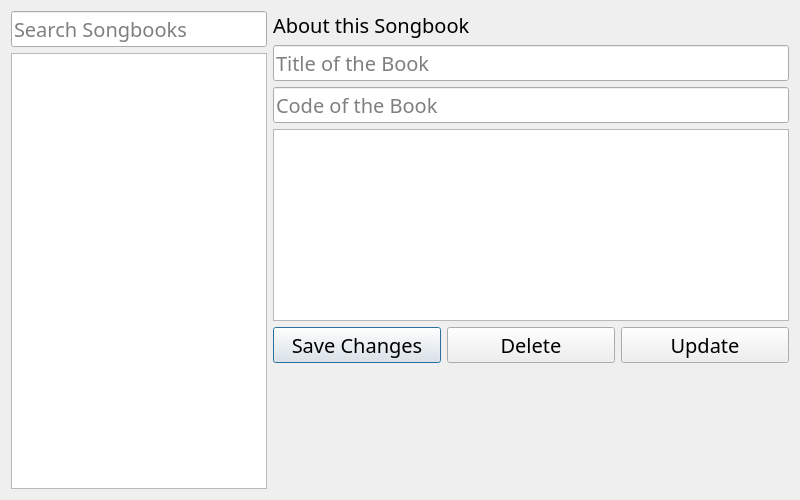
This is src/vSongBooks.ui in AppSmata/vSongBook4pc as Qt 5 draws it before an edit. The edited form follows.
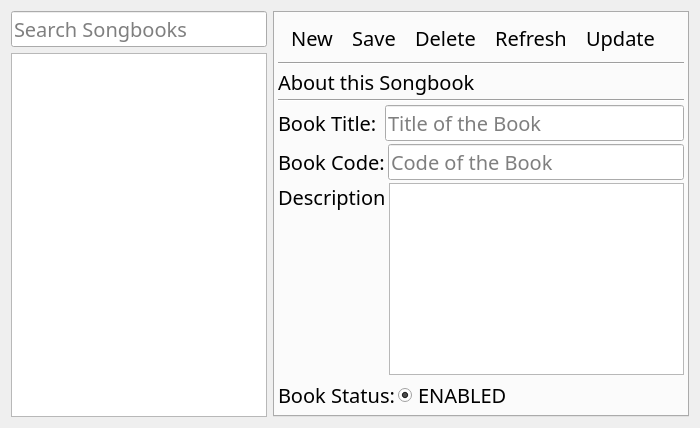
This is the edited form. Icons and pictures are not drawn.

```diff
--- a/src/vSongBooks.ui
+++ b/src/vSongBooks.ui
@@ -6,8 +6,8 @@
    <rect>
     <x>0</x>
     <y>0</y>
-    <width>800</width>
-    <height>500</height>
+    <width>700</width>
+    <height>408</height>
    </rect>
   </property>
   <property name="font">
@@ -74,9 +74,123 @@
      <item>
       <layout class="QVBoxLayout" name="PanelRight">
        <item>
+        <widget class="QTabWidget" name="BookTabs">
+         <property name="enabled">
+          <bool>true</bool>
+         </property>
+         <property name="sizePolicy">
+          <sizepolicy hsizetype="Expanding" vsizetype="Expanding">
+           <horstretch>0</horstretch>
+           <verstretch>0</verstretch>
+          </sizepolicy>
+         </property>
+         <property name="minimumSize">
+          <size>
+           <width>0</width>
+           <height>0</height>
+          </size>
+         </property>
+         <property name="font">
+          <font>
+           <family>Trebuchet MS</family>
+           <pointsize>1</pointsize>
+           <weight>50</weight>
+           <bold>false</bold>
+          </font>
+         </property>
+         <property name="tabPosition">
+          <enum>QTabWidget::North</enum>
+         </property>
+         <property name="tabShape">
+          <enum>QTabWidget::Triangular</enum>
+         </property>
+         <property name="currentIndex">
+          <number>0</number>
+         </property>
+         <property name="elideMode">
+          <enum>Qt::ElideNone</enum>
+         </property>
+         <property name="documentMode">
+          <bool>false</bool>
+         </property>
+         <property name="tabsClosable">
+          <bool>false</bool>
+         </property>
+         <property name="movable">
+          <bool>true</bool>
+         </property>
+         <property name="tabBarAutoHide">
+          <bool>true</bool>
+         </property>
+         <widget class="QWidget" name="TabPage1">
+          <property name="sizePolicy">
+           <sizepolicy hsizetype="Preferred" vsizetype="Fixed">
+            <horstretch>0</horstretch>
+            <verstretch>0</verstretch>
+           </sizepolicy>
+          </property>
+          <property name="font">
+           <font>
+            <family>Trebuchet MS</family>
+            <pointsize>15</pointsize>
+            <weight>50</weight>
+            <bold>false</bold>
+           </font>
+          </property>
+          <property name="accessibleName">
+           <string extracomment="This has to be equal to the tab title in all the main tabs">History</string>
+          </property>
+          <attribute name="title">
+           <string/>
+          </attribute>
+          <layout class="QVBoxLayout" name="LayoutTabPage1">
+           <property name="spacing">
+            <number>3</number>
+           </property>
+           <property name="leftMargin">
+            <number>3</number>
+           </property>
+           <property name="topMargin">
+            <number>3</number>
+           </property>
+           <property name="rightMargin">
+            <number>3</number>
+           </property>
+           <property name="bottomMargin">
+            <number>3</number>
+           </property>
+           <item>
+            <widget class="QToolBar" name="ToolbarEditor">
+             <property name="sizePolicy">
+              <sizepolicy hsizetype="Preferred" vsizetype="Fixed">
+               <horstretch>0</horstretch>
+               <verstretch>0</verstretch>
+              </sizepolicy>
+             </property>
+             <property name="windowTitle">
+              <string notr="true">toolBar1</string>
+             </property>
+             <property name="toolButtonStyle">
+              <enum>Qt::ToolButtonTextBesideIcon</enum>
+             </property>
+             <addaction name="actionNew"/>
+             <addaction name="actionSave"/>
+             <addaction name="actionDelete"/>
+             <addaction name="actionRefresh"/>
+             <addaction name="actionUpdate"/>
+            </widget>
+           </item>
+           <item>
+            <widget class="Line" name="line">
+             <property name="orientation">
+              <enum>Qt::Horizontal</enum>
+             </property>
+            </widget>
+           </item>
+           <item>
         <widget class="QLabel" name="LblDescription">
          <property name="sizePolicy">
-          <sizepolicy hsizetype="Preferred" vsizetype="Minimum">
+              <sizepolicy hsizetype="Minimum" vsizetype="Minimum">
            <horstretch>0</horstretch>
            <verstretch>0</verstretch>
           </sizepolicy>
@@ -87,12 +201,39 @@
         </widget>
        </item>
        <item>
+            <widget class="Line" name="line_2">
+             <property name="orientation">
+              <enum>Qt::Horizontal</enum>
+             </property>
+            </widget>
+           </item>
+           <item>
+            <layout class="QHBoxLayout" name="Layout1">
+             <item>
+              <widget class="QLabel" name="LblTitle">
+               <property name="text">
+                <string>Book Title: </string>
+               </property>
+              </widget>
+             </item>
+             <item>
         <widget class="QLineEdit" name="TxtTitle">
          <property name="placeholderText">
           <string>Title of the Book</string>
          </property>
         </widget>
        </item>
+            </layout>
+           </item>
+           <item>
+            <layout class="QHBoxLayout" name="Layout2">
+             <item>
+              <widget class="QLabel" name="LblCode">
+               <property name="text">
+                <string>Book Code:</string>
+               </property>
+              </widget>
+             </item>
        <item>
         <widget class="QLineEdit" name="TxtCode">
          <property name="placeholderText">
@@ -100,6 +241,26 @@
          </property>
         </widget>
        </item>
+            </layout>
+           </item>
+           <item>
+            <layout class="QHBoxLayout" name="Layout3">
+             <item>
+              <widget class="QLabel" name="LblContent">
+               <property name="sizePolicy">
+                <sizepolicy hsizetype="Preferred" vsizetype="Preferred">
+                 <horstretch>0</horstretch>
+                 <verstretch>0</verstretch>
+                </sizepolicy>
+               </property>
+               <property name="text">
+                <string>Description</string>
+               </property>
+               <property name="alignment">
+                <set>Qt::AlignLeading|Qt::AlignLeft|Qt::AlignTop</set>
+               </property>
+              </widget>
+             </item>
        <item>
         <widget class="QPlainTextEdit" name="TxtContent">
          <property name="sizePolicy">
@@ -113,49 +274,98 @@
          </property>
         </widget>
        </item>
+            </layout>
+           </item>
        <item>
-        <layout class="QHBoxLayout" name="horizontalLayout">
+            <layout class="QHBoxLayout" name="LayoutStatus">
          <item>
-          <widget class="QPushButton" name="BtnSave">
+              <widget class="QLabel" name="LblStatus">
+               <property name="sizePolicy">
+                <sizepolicy hsizetype="Fixed" vsizetype="Preferred">
+                 <horstretch>0</horstretch>
+                 <verstretch>0</verstretch>
+                </sizepolicy>
+               </property>
            <property name="text">
-            <string>Save Changes</string>
+                <string>Book Status:</string>
            </property>
           </widget>
          </item>
          <item>
-          <widget class="QPushButton" name="BtnDelete">
+              <widget class="QRadioButton" name="BtnEnabled">
+               <property name="sizePolicy">
+                <sizepolicy hsizetype="Expanding" vsizetype="Fixed">
+                 <horstretch>0</horstretch>
+                 <verstretch>0</verstretch>
+                </sizepolicy>
+               </property>
+               <property name="text">
+                <string>ENABLED</string>
+               </property>
+               <property name="checked">
+                <bool>true</bool>
+               </property>
+              </widget>
+             </item>
+            </layout>
+           </item>
+          </layout>
+         </widget>
+        </widget>
+       </item>
+      </layout>
+     </item>
+    </layout>
+   </item>
+  </layout>
+  <action name="actionNew">
+   <property name="icon">
+    <iconset resource="icons/icons.qrc">
+     <normaloff>:/icons/field_add</normaloff>:/icons/field_add</iconset>
+   </property>
+   <property name="text">
+    <string>New</string>
+   </property>
+  </action>
+  <action name="actionSave">
+   <property name="icon">
+    <iconset resource="icons/icons.qrc">
+     <normaloff>:/icons/check.png</normaloff>:/icons/check.png</iconset>
+   </property>
+   <property name="text">
+    <string>Save</string>
+   </property>
+   <property name="toolTip">
+    <string>Save</string>
+   </property>
+  </action>
+  <action name="actionDelete">
+   <property name="icon">
+    <iconset resource="icons/icons.qrc">
+     <normaloff>:/icons/delete.png</normaloff>:/icons/delete.png</iconset>
+   </property>
            <property name="text">
             <string>Delete</string>
            </property>
-          </widget>
-         </item>
-         <item>
-          <widget class="QPushButton" name="BtnUpdate">
+  </action>
+  <action name="actionUpdate">
+   <property name="icon">
+    <iconset resource="icons/icons.qrc">
+     <normaloff>:/icons/browser_open</normaloff>:/icons/browser_open</iconset>
+   </property>
            <property name="text">
             <string>Update</string>
            </property>
-          </widget>
-         </item>
-        </layout>
-       </item>
-       <item>
-        <widget class="QLabel" name="LblStuff">
-         <property name="sizePolicy">
-          <sizepolicy hsizetype="Preferred" vsizetype="Expanding">
-           <horstretch>0</horstretch>
-           <verstretch>0</verstretch>
-          </sizepolicy>
+  </action>
+  <action name="actionRefresh">
+   <property name="icon">
+    <iconset resource="icons/icons.qrc">
+     <normaloff>:/icons/refresh</normaloff>:/icons/refresh</iconset>
          </property>
          <property name="text">
-          <string/>
-         </property>
-        </widget>
-       </item>
-      </layout>
-     </item>
-    </layout>
-   </item>
-  </layout>
+    <string>Refresh</string>
+   </property>
+  </action>
  </widget>
  <resources>
   <include location="icons/icons.qrc"/>
```
Lines whose indentation alone changed are shown as unchanged.
